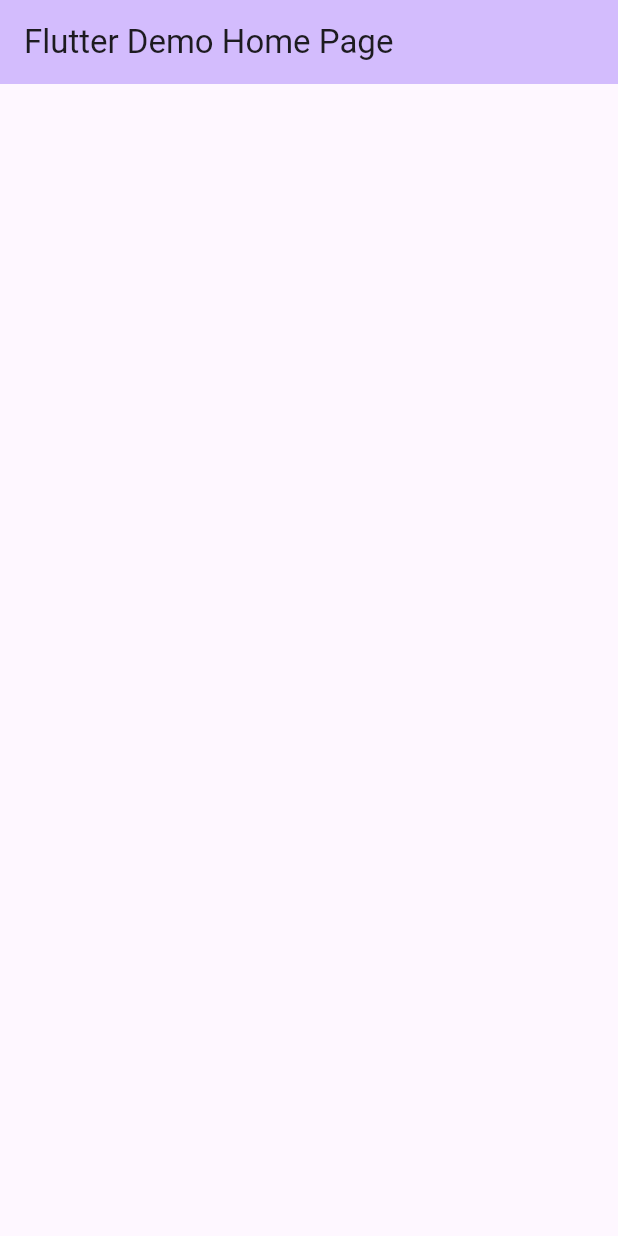
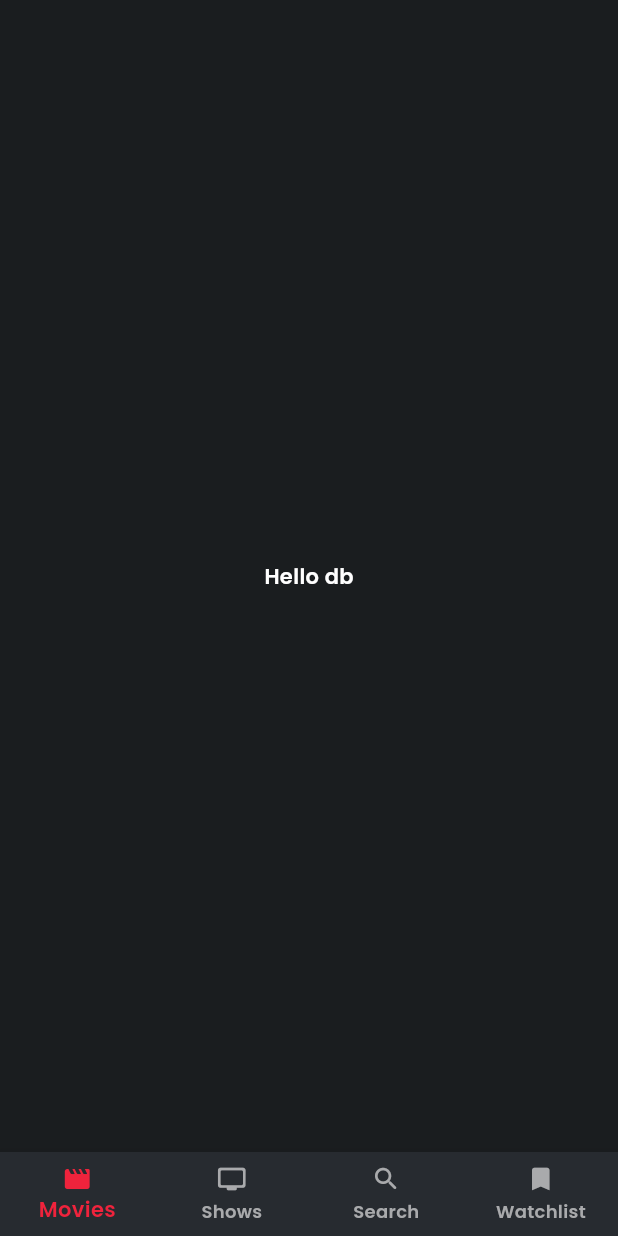
Before and after one commit to anilkumar416/movies_db_app, a Flutter app: the screen it shows after launch, on a phone screen of 412 x 824 dp. Run offline on Flutter 3.47's test engine with Material 3 defaults, Android fonts, the phone set to English and light mode, and no system bars; our stand-ins replace go_router, google_fonts.

Commit message:
added basic step for the app

```diff
--- /dev/null
+++ b/devtools_options.yaml
@@ -0,0 +1 @@
+extensions:
--- a/lib/main.dart
+++ b/lib/main.dart
@@ -1,5 +1,6 @@
 import 'package:flutter/material.dart';
-import 'package:movies_db_app/splash_circular_animator.dart';
+import 'package:movies_db_app/resources/app_router.dart';
+import 'package:movies_db_app/resources/app_theme.dart';
 
 void main() {
   runApp(const MyApp());
@@ -10,37 +11,11 @@ class MyApp extends StatelessWidget {
 
   @override
   Widget build(BuildContext context) {
-    return MaterialApp(
-      title: 'Flutter Demo',
-      theme: ThemeData(
-        colorScheme: ColorScheme.fromSeed(seedColor: Colors.deepPurple),
-        useMaterial3: true,
-      ),
-      home: const MyHomePage(title: 'Flutter Demo Home Page'),
+    return MaterialApp.router(
+      debugShowCheckedModeBanner: false,
+      title: "Movies App",
+      theme: getApplicationTheme(),
+      routerConfig: AppRouter().router,
     );
   }
 }
-
-class MyHomePage extends StatefulWidget {
-  const MyHomePage({super.key, required this.title});
-
-  final String title;
-
-  @override
-  State<MyHomePage> createState() => _MyHomePageState();
-}
-
-class _MyHomePageState extends State<MyHomePage> {
-  @override
-  Widget build(BuildContext context) {
-    return Scaffold(
-      appBar: AppBar(
-        backgroundColor: Theme.of(context).colorScheme.inversePrimary,
-        title: Text(widget.title),
-      ),
-      body: const Center(
-          // child: SplashCircularAnimator(),
-          ),
-    );
-  }
-}
--- /dev/null
+++ b/lib/movies/view/movies_view.dart
@@ -0,0 +1,14 @@
+import 'package:flutter/material.dart';
+
+class MoviesView extends StatelessWidget {
+  const MoviesView({super.key});
+
+  @override
+  Widget build(BuildContext context) {
+    return const Scaffold(
+      body: Center(
+        child: Text("Hello db"),
+      ),
+    );
+  }
+}
--- /dev/null
+++ b/lib/pages/main_page.dart
@@ -0,0 +1,105 @@
+import 'package:flutter/material.dart';
+import 'package:go_router/go_router.dart';
+import 'package:movies_db_app/resources/app_router.dart';
+import 'package:movies_db_app/resources/app_routes.dart';
+import 'package:movies_db_app/resources/app_strings.dart';
+import 'package:movies_db_app/resources/app_values.dart';
+
+class MainPage extends StatefulWidget {
+  const MainPage({super.key, required this.child});
+
+  final Widget child;
+
+  @override
+  State<MainPage> createState() => _MainPageState();
+}
+
+class _MainPageState extends State<MainPage> {
+  @override
+  Widget build(BuildContext context) {
+    return Scaffold(
+      body: WillPopScope(
+        onWillPop: () async {
+          final Uri uri = GoRouterState.of(context).uri;
+          final String location = uri.toString();
+          // if (!location.startsWith(moviesPath)) {
+          //   _onItemTapped(0, context);
+          // }
+          return true;
+        },
+        child: widget.child,
+      ),
+      bottomNavigationBar: BottomNavigationBar(
+        items: const [
+          BottomNavigationBarItem(
+            label: AppStrings.movies,
+            icon: Icon(
+              Icons.movie_creation_rounded,
+              size: AppSize.s20,
+            ),
+          ),
+          BottomNavigationBarItem(
+            label: AppStrings.shows,
+            icon: Icon(
+              Icons.tv_rounded,
+              size: AppSize.s20,
+            ),
+          ),
+          BottomNavigationBarItem(
+            label: AppStrings.search,
+            icon: Icon(
+              Icons.search_rounded,
+              size: AppSize.s20,
+            ),
+          ),
+          BottomNavigationBarItem(
+            label: AppStrings.watchlist,
+            icon: Icon(
+              Icons.bookmark_rounded,
+              size: AppSize.s20,
+            ),
+          ),
+        ],
+        currentIndex: _getSelectedIndex(context),
+        onTap: (index) => _onItemTapped(index, context),
+      ),
+    );
+  }
+
+  int _getSelectedIndex(BuildContext context) {
+    // final String location = GoRouterState.of(context).location;
+    final Uri uri =
+        GoRouterState.of(context).uri; // Use uri instead of location
+    final String location = uri.toString();
+    if (location.startsWith(moviesPath)) {
+      return 0;
+    }
+    // if (location.startsWith(tvShowsPath)) {
+    //   return 1;
+    // }
+    // if (location.startsWith(searchPath)) {
+    //   return 2;
+    // }
+    // if (location.startsWith(watchlistPath)) {
+    //   return 3;
+    // }
+    return 0;
+  }
+
+  void _onItemTapped(int index, BuildContext context) {
+    switch (index) {
+      case 0:
+        context.goNamed(AppRoutes.moviesRoute);
+        break;
+      // case 1:
+      //   context.goNamed(AppRoutes.tvShowsRoute);
+      //   break;
+      // case 2:
+      //   context.goNamed(AppRoutes.searchRoute);
+      //   break;
+      // case 3:
+      //   context.goNamed(AppRoutes.watchlistRoute);
+      //   break;
+    }
+  }
+}
--- /dev/null
+++ b/lib/resources/app_colors.dart
@@ -0,0 +1,18 @@
+import 'package:flutter/material.dart';
+
+class AppColors {
+  static const primary = Color(0xffef233c);
+  static const secondary = Color(0xff272b30);
+  static const primaryBackground = Color(0xff1a1d1f);
+  static const secondaryBackground = Color(0xff272b30);
+  static const primaryText = Color(0xffa9aaac);
+  static const secondaryText = Colors.white;
+  static const primaryBtnText = Colors.white;
+  static const error = Colors.red;
+  static const black = Colors.black;
+  static const inactiveColor = Color(0x26ffffff);
+  static const transparent = Colors.transparent;
+  static const ratingIconColor = Color(0xffffbe21);
+  static const circleDotColor = Color(0x33ffffff);
+  static const iconContainerColor = Color(0xB2272830);
+}
--- /dev/null
+++ b/lib/resources/app_router.dart
@@ -0,0 +1,22 @@
+import 'package:go_router/go_router.dart';
+import 'package:movies_db_app/movies/view/movies_view.dart';
+import 'package:movies_db_app/pages/main_page.dart';
+import 'package:movies_db_app/resources/app_routes.dart';
+
+const String moviesPath = '/movies';
+
+class AppRouter {
+  GoRouter router = GoRouter(initialLocation: moviesPath, routes: [
+    ShellRoute(
+        builder: (context, state, child) => MainPage(child: child),
+        routes: [
+          GoRoute(
+            name: AppRoutes.moviesRoute,
+            path: moviesPath,
+            pageBuilder: (context, state) => const NoTransitionPage(
+              child: MoviesView(),
+            ),
+          )
+        ])
+  ]);
+}
--- /dev/null
+++ b/lib/resources/app_routes.dart
@@ -0,0 +1,14 @@
+class AppRoutes {
+  static const String moviesRoute = 'movies';
+  static const String movieDetailsRoute = 'movieDetails';
+  static const String popularMoviesRoute = 'popularMovies';
+  static const String topRatedMoviesRoute = 'topRatedMovies';
+
+  static const String tvShowsRoute = 'tvShows';
+  static const String tvShowDetailsRoute = 'tvShowDetails';
+  static const String popularTvShowsRoute = 'popularTvShowsRoute';
+  static const String topRatedTvShowsRoute = 'topRatedTvShowsRoute';
+
+  static const String searchRoute = 'search';
+  static const String watchlistRoute = 'watchlist';
+}
--- /dev/null
+++ b/lib/resources/app_strings.dart
@@ -0,0 +1,37 @@
+class AppStrings {
+  static const String appTitle = 'Movies App';
+  static const String seeAll = 'see all';
+  static const String popularMovies = 'Popular movies';
+  static const String topRatedMovies = 'Top rated movies';
+  static const String story = 'Story';
+  static const String videos = 'Videos';
+  static const String cast = 'Cast';
+  static const String reviews = 'Reviews';
+  static const String similar = 'Similar';
+  static const String showLess = 'Show less';
+  static const String showMore = 'Show more';
+  static const String movies = 'Movies';
+  static const String shows = 'Shows';
+  static const String search = 'Search';
+  static const String watchlist = 'Watchlist';
+  static const String popularShows = 'Popular shows';
+  static const String topRatedShows = 'Top rated shows';
+  static const String lastEpisodeOnAir = 'Last Episode on Air';
+  static const String seasons = 'Seasons';
+  static const String season = 'Season';
+  static const String episodes = 'Episodes';
+  static const String episode = 'Episode';
+  static const String airDate = 'Air date:';
+  static const String lastEpisode = 'Last Episode';
+  static const String searchText =
+      'By typing in search bar, Movia search in movies and series and then show you the best results.';
+  static const String searchHint = 'Search for Movies, Series...';
+  static const String watchlistIsEmpty = 'Watchlist is empty';
+  static const String watchlistText =
+      'After adding movies and series to watchlist, they will appear here.';
+  static const String oops = 'Ooops';
+  static const String tryAgainLater = 'Please try again later';
+  static const String errorMessage = 'Something went wrong';
+  static const String tryAgain = 'try again';
+  static const String noResults = 'No results';
+}
--- /dev/null
+++ b/lib/resources/app_theme.dart
@@ -0,0 +1,69 @@
+import 'package:flutter/material.dart';
+import 'package:flutter/services.dart';
+import 'package:google_fonts/google_fonts.dart';
+import 'package:movies_db_app/resources/app_colors.dart';
+
+ThemeData getApplicationTheme() {
+  return ThemeData(
+    // main colors
+    scaffoldBackgroundColor: AppColors.primaryBackground,
+
+    // Bottom nav bar theme
+    bottomNavigationBarTheme: const BottomNavigationBarThemeData(
+      backgroundColor: AppColors.secondaryBackground,
+      selectedItemColor: AppColors.primary,
+      unselectedItemColor: AppColors.primaryText,
+      type: BottomNavigationBarType.fixed,
+    ),
+
+    // app bar theme
+    appBarTheme: AppBarTheme(
+      backgroundColor: AppColors.primaryBackground,
+      elevation: 0,
+      centerTitle: true,
+      systemOverlayStyle: SystemUiOverlayStyle.light,
+      titleTextStyle: _getTextStyle(
+        fontSize: 18,
+        color: AppColors.secondaryText,
+      ),
+    ),
+
+    // text theme
+    textTheme: TextTheme(
+      titleMedium: _getTextStyle(
+        fontSize: 20,
+        color: AppColors.secondaryText,
+      ),
+      titleSmall: _getTextStyle(
+        fontSize: 18,
+        color: AppColors.secondaryText,
+      ),
+      bodyLarge: _getTextStyle(
+        fontSize: 14,
+        fontWeight: FontWeight.w400,
+        color: AppColors.primaryText,
+      ),
+      bodyMedium: _getTextStyle(
+        fontSize: 14,
+        color: AppColors.secondaryText,
+      ),
+      bodySmall: _getTextStyle(
+        fontSize: 12,
+        fontWeight: FontWeight.w400,
+        color: AppColors.primaryText,
+      ),
+    ),
+  );
+}
+
+TextStyle _getTextStyle({
+  required double fontSize,
+  FontWeight fontWeight = FontWeight.w600,
+  required Color color,
+}) {
+  return GoogleFonts.poppins(
+    fontSize: fontSize,
+    fontWeight: fontWeight,
+    color: color,
+  );
+}
--- /dev/null
+++ b/lib/resources/app_values.dart
@@ -0,0 +1,62 @@
+class AppMargin {
+  static const double m8 = 8.0;
+  static const double m10 = 10.0;
+  static const double m12 = 12.0;
+  static const double m14 = 14.0;
+  static const double m16 = 16.0;
+  static const double m18 = 18.0;
+  static const double m20 = 20.0;
+}
+
+class AppPadding {
+  static const double p2 = 2.0;
+  static const double p4 = 4.0;
+  static const double p6 = 6.0;
+  static const double p8 = 8.0;
+  static const double p12 = 12.0;
+  static const double p10 = 10.0;
+  static const double p14 = 14.0;
+  static const double p16 = 16.0;
+  static const double p18 = 18.0;
+  static const double p20 = 20.0;
+  static const double p24 = 24.0;
+  static const double p32 = 32.0;
+  static const double p36 = 36.0;
+}
+
+class AppSize {
+  static const double s0 = 0.0;
+  static const double s1 = 1.0;
+  static const double s4 = 4.0;
+  static const double s6 = 6.0;
+  static const double s8 = 8.0;
+  static const double s10 = 10.0;
+  static const double s12 = 12.0;
+  static const double s14 = 14.0;
+  static const double s15 = 15.0;
+  static const double s16 = 16.0;
+  static const double s18 = 18.0;
+  static const double s20 = 20.0;
+  static const double s22 = 22.0;
+  static const double s24 = 24.0;
+  static const double s30 = 30.0;
+  static const double s36 = 36.0;
+  static const double s40 = 40.0;
+  static const double s45 = 45.0;
+  static const double s60 = 60.0;
+  static const double s84 = 84.0;
+  static const double s100 = 100.0;
+  static const double s110 = 110.0;
+  static const double s120 = 120.0;
+  static const double s130 = 130.0;
+  static const double s140 = 140.0;
+  static const double s150 = 150.0;
+  static const double s160 = 160.0;
+  static const double s175 = 175.0;
+  static const double s190 = 190.0;
+  static const double s200 = 200.0;
+  static const double s220 = 220.0;
+  static const double s240 = 240.0;
+  static const double s400 = 400.0;
+  static const double s800 = 800.0;
+}
--- a/pubspec.yaml
+++ b/pubspec.yaml
@@ -35,6 +35,9 @@ dependencies:
   # The following adds the Cupertino Icons font to your application.
   # Use with the CupertinoIcons class for iOS style icons.
   cupertino_icons: ^1.0.6
+  flutter_bloc: ^8.1.5
+  go_router: ^14.0.1
+  google_fonts: ^6.2.1
 
 dev_dependencies:
   flutter_test:
```
Also changed, not shown: pubspec.lock, 1 other file.
